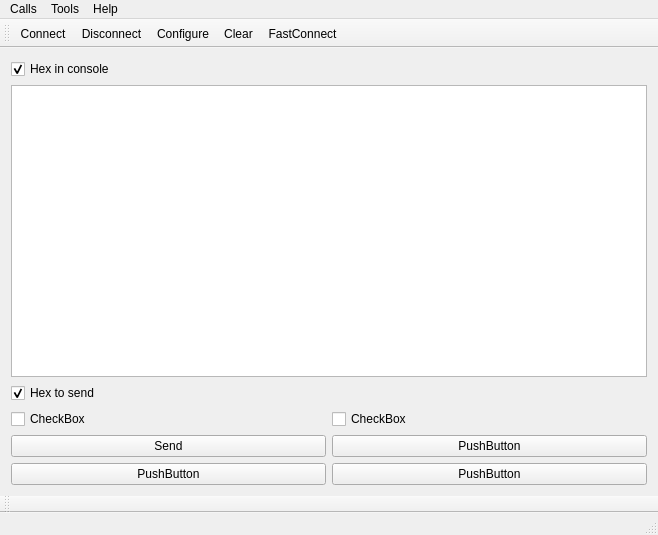
Qt form serialport/terminal/mainwindow.ui (Millyvolt/Test_terminal) before a commit.
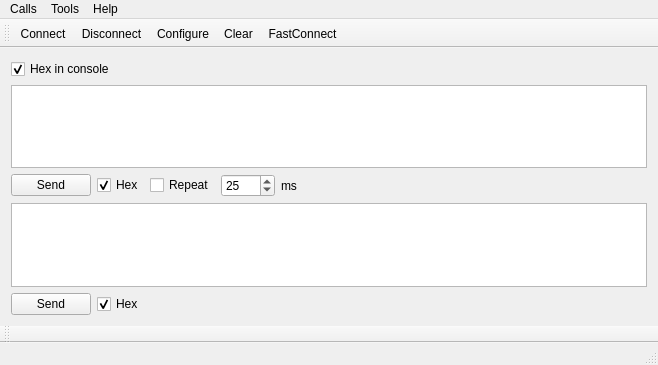
The same form after that commit. Icons and pictures are not drawn.

Commit message: Добавлено второе окно ввода и пакет для отсылки в БД

What changed in the file:
```diff
--- a/serialport/terminal/mainwindow.ui
+++ b/serialport/terminal/mainwindow.ui
@@ -7,7 +7,7 @@
     <x>0</x>
     <y>0</y>
     <width>658</width>
-    <height>535</height>
+    <height>365</height>
    </rect>
   </property>
   <property name="windowTitle">
@@ -16,45 +16,84 @@
   <widget class="QWidget" name="centralWidget">
    <layout class="QVBoxLayout" name="verticalLayout">
     <item>
-     <layout class="QGridLayout" name="gridLayout">
-      <item row="0" column="0">
-       <widget class="QCheckBox" name="hexInConsCheckBox">
-        <property name="text">
-         <string>Hex in console</string>
-        </property>
-        <property name="checked">
-         <bool>true</bool>
-        </property>
-       </widget>
-      </item>
-     </layout>
+     <layout class="QVBoxLayout" name="verticalLayout_2"/>
     </item>
     <item>
-     <widget class="QPlainTextEdit" name="plainTextEdit"/>
+     <widget class="QCheckBox" name="hexInConsCheckBox">
+      <property name="text">
+       <string>Hex in console</string>
+      </property>
+      <property name="checked">
+       <bool>true</bool>
+      </property>
+     </widget>
     </item>
     <item>
      <layout class="QGridLayout" name="gridLayout_4">
-      <item row="0" column="0">
+      <item row="1" column="2">
+       <widget class="QCheckBox" name="repeatCheckBox">
+        <property name="text">
+         <string>Repeat</string>
+        </property>
+       </widget>
+      </item>
+      <item row="1" column="0">
+       <widget class="QPushButton" name="sendButton">
+        <property name="text">
+         <string>Send</string>
+        </property>
+       </widget>
+      </item>
+      <item row="1" column="3">
+       <widget class="QSpinBox" name="spinBox">
+        <property name="layoutDirection">
+         <enum>Qt::LeftToRight</enum>
+        </property>
+        <property name="maximum">
+         <number>9999</number>
+        </property>
+        <property name="value">
+         <number>25</number>
+        </property>
+       </widget>
+      </item>
+      <item row="1" column="4">
+       <widget class="QLabel" name="label">
+        <property name="text">
+         <string>ms</string>
+        </property>
+       </widget>
+      </item>
+      <item row="1" column="1">
        <widget class="QCheckBox" name="HexCheckBox">
         <property name="text">
-         <string>Hex to send</string>
+         <string>Hex</string>
         </property>
         <property name="checked">
          <bool>true</bool>
         </property>
        </widget>
       </item>
-      <item row="1" column="0">
-       <widget class="QCheckBox" name="checkBox_3">
-        <property name="text">
-         <string>CheckBox</string>
+      <item row="1" column="5">
+       <spacer name="horizontalSpacer">
+        <property name="orientation">
+         <enum>Qt::Horizontal</enum>
         </property>
-       </widget>
+        <property name="sizeHint" stdset="0">
+         <size>
+          <width>40</width>
+          <height>20</height>
+         </size>
+        </property>
+       </spacer>
       </item>
-      <item row="1" column="1">
-       <widget class="QCheckBox" name="checkBox_4">
-        <property name="text">
-         <string>CheckBox</string>
+      <item row="0" column="0" colspan="6">
+       <widget class="QPlainTextEdit" name="plainTextEdit">
+        <property name="sizePolicy">
+         <sizepolicy hsizetype="Expanding" vsizetype="Expanding">
+          <horstretch>0</horstretch>
+          <verstretch>0</verstretch>
+         </sizepolicy>
         </property>
        </widget>
       </item>
@@ -62,34 +101,39 @@
     </item>
     <item>
      <layout class="QGridLayout" name="gridLayout_2">
-      <item row="0" column="1">
-       <widget class="QPushButton" name="pushButton_2">
-        <property name="text">
-         <string>PushButton</string>
-        </property>
-       </widget>
-      </item>
       <item row="1" column="1">
-       <widget class="QPushButton" name="pushButton_4">
+       <widget class="QCheckBox" name="checkBox">
         <property name="text">
-         <string>PushButton</string>
+         <string>Hex</string>
+        </property>
+        <property name="checked">
+         <bool>true</bool>
         </property>
        </widget>
       </item>
+      <item row="0" column="0" colspan="3">
+       <widget class="QPlainTextEdit" name="plainTextEdit_2"/>
+      </item>
       <item row="1" column="0">
-       <widget class="QPushButton" name="pushButton_3">
-        <property name="text">
-         <string>PushButton</string>
-        </property>
-       </widget>
-      </item>
-      <item row="0" column="0">
-       <widget class="QPushButton" name="sendButton">
+       <widget class="QPushButton" name="sendButton2">
         <property name="text">
          <string>Send</string>
         </property>
        </widget>
       </item>
+      <item row="1" column="2">
+       <spacer name="horizontalSpacer_2">
+        <property name="orientation">
+         <enum>Qt::Horizontal</enum>
+        </property>
+        <property name="sizeHint" stdset="0">
+         <size>
+          <width>40</width>
+          <height>20</height>
+         </size>
+        </property>
+       </spacer>
+      </item>
      </layout>
     </item>
    </layout>
@@ -109,6 +153,7 @@
     </property>
     <addaction name="actionConnect"/>
     <addaction name="actionDisconnect"/>
+    <addaction name="actionFastConnect"/>
     <addaction name="separator"/>
     <addaction name="actionQuit"/>
    </widget>
@@ -254,6 +299,9 @@
    <property name="toolTip">
     <string>Preconfigured connect</string>
    </property>
+   <property name="shortcut">
+    <string>Ctrl+F</string>
+   </property>
   </action>
  </widget>
  <layoutdefault spacing="6" margin="11"/>
```
The commit also changes 6 other files.
